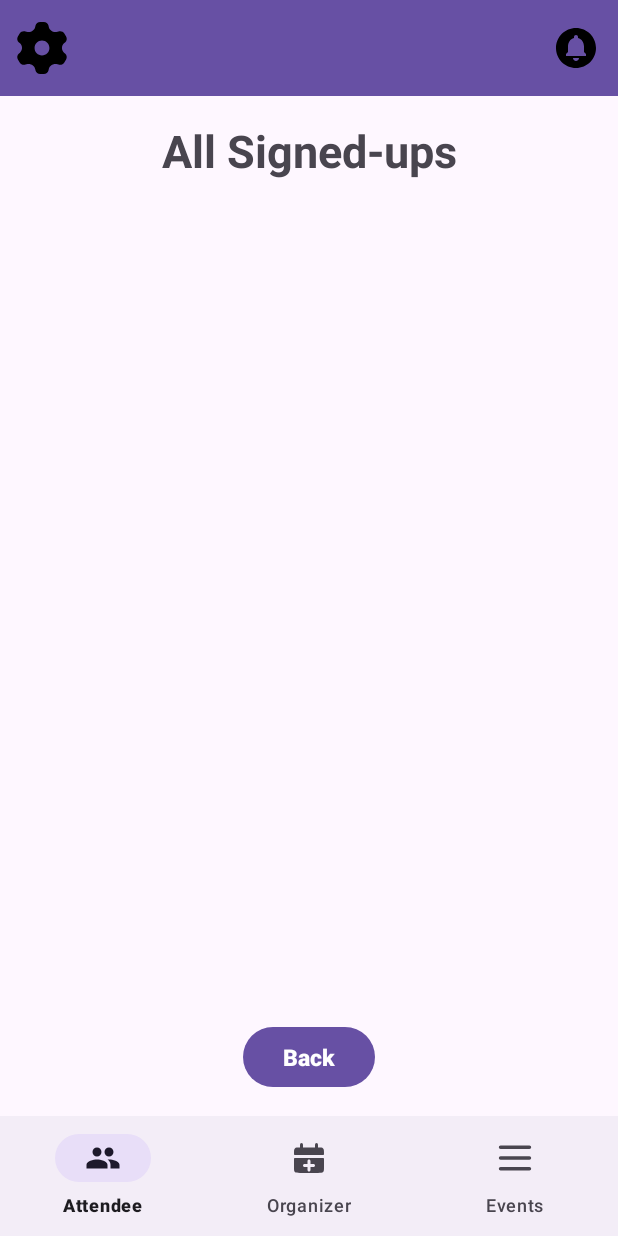
After one commit to Team4GPA/SeQR, an Android app: the fragment SignUpsFragment placed in its activity, on a phone screen of 412 x 824 dp. The commit adds this screen. Run offline under Robolectric (Android 15) with nearby library versions, the phone set to English and light mode, and no system bars; our stand-ins replace Firebase (no records; nobody signed in at launch, a user with empty details on screens opened directly), Picasso; pictures from the network do not load.

Commit message:
added the SignUp fragments, created a query to get all signUps for an event and a baseXML for the fragment

```diff
--- a/SeQR/app/src/main/java/com/example/seqr/EventManagementFragment.java
+++ b/SeQR/app/src/main/java/com/example/seqr/EventManagementFragment.java
@@ -24,6 +24,7 @@ public class EventManagementFragment extends Fragment {
     private Button cQRButton;
     private Button pQRButton;
     private Button eManagementBackButton;
+    private Button viewSignUpsButton;
 
     /**
      *
@@ -47,6 +48,7 @@ public class EventManagementFragment extends Fragment {
         cQRButton = view.findViewById(R.id.CQRButton);
         pQRButton = view.findViewById(R.id.PQRButton);
         eManagementBackButton = view.findViewById(R.id.EManagementBackButton);
+        viewSignUpsButton =  view.findViewById(R.id.SignedUpButton);
 
         Bundle bundle = getArguments();
         assert bundle != null;
@@ -66,6 +68,7 @@ public class EventManagementFragment extends Fragment {
         setcQRButtonListener(bundle);
         setpQRButton(bundle);
         seteManagementBackButton();
+        setViewSignUpsButton(bundle);
 
         return view;
     }
@@ -127,5 +130,23 @@ public class EventManagementFragment extends Fragment {
         });
     }
 
+    public void setViewSignUpsButton(Bundle bundle){
+        viewSignUpsButton.setOnClickListener(new View.OnClickListener() {
+            @Override
+            public void onClick(View v) {
+                SignUpsFragment signUpsFragment= new SignUpsFragment();
+                Bundle args = new Bundle();
+                args.putString("eventID",bundle.getString("eventID"));
+                signUpsFragment.setArguments(args);
+                getParentFragmentManager().beginTransaction()
+                        .replace(R.id.fragment_container, signUpsFragment)
+                        .addToBackStack(null)
+                        .commit();
+
+
+            }
+        });
+    }
+
 
 }
--- /dev/null
+++ b/SeQR/app/src/main/java/com/example/seqr/SignUpsFragment.java
@@ -0,0 +1,26 @@
+package com.example.seqr;
+
+import android.os.Bundle;
+
+import androidx.fragment.app.Fragment;
+
+import android.view.LayoutInflater;
+import android.view.View;
+import android.view.ViewGroup;
+
+
+public class SignUpsFragment extends Fragment {
+
+
+
+    @Override
+    public View onCreateView(LayoutInflater inflater, ViewGroup container,
+                             Bundle savedInstanceState) {
+        // Inflate the layout for this fragment
+        View view = inflater.inflate(R.layout.fragment_sign_ups, container, false);
+
+
+
+        return view;
+    }
+}
--- a/SeQR/app/src/main/java/com/example/seqr/controllers/EventController.java
+++ b/SeQR/app/src/main/java/com/example/seqr/controllers/EventController.java
@@ -127,6 +127,12 @@ public class EventController {
                 });
     }
 
+    public void getEventSignUps(String eventID, OnCompleteListener<QuerySnapshot> onCompleteListener){
+        eventCollection.document(eventID).collection("signups")
+                .get()
+                .addOnCompleteListener(onCompleteListener);
+    }
+
 
 
 
--- /dev/null
+++ b/SeQR/app/src/main/res/layout/fragment_sign_ups.xml
@@ -0,0 +1,45 @@
+<?xml version="1.0" encoding="utf-8"?>
+<androidx.constraintlayout.widget.ConstraintLayout xmlns:android="http://schemas.android.com/apk/res/android"
+    xmlns:tools="http://schemas.android.com/tools"
+    android:layout_width="match_parent"
+    android:layout_height="match_parent"
+    xmlns:app="http://schemas.android.com/apk/res-auto">
+
+    <Button
+        android:id="@+id/signUps_back_button"
+        android:layout_width="wrap_content"
+        android:layout_height="wrap_content"
+        android:layout_margin="15dp"
+        android:text="Back"
+        android:textSize="15sp"
+        android:textStyle="bold"
+        app:layout_constraintBottom_toBottomOf="parent"
+        app:layout_constraintEnd_toEndOf="parent"
+        app:layout_constraintStart_toStartOf="parent"
+        app:layout_constraintTop_toBottomOf="@id/signUps_profiles"></Button>
+
+    <TextView
+        android:id="@+id/signUps_title"
+        android:layout_width="wrap_content"
+        android:layout_height="wrap_content"
+        android:paddingBottom="10dp"
+        android:text="All Signed-ups"
+        android:textSize="30sp"
+        android:textStyle="bold"
+        app:layout_constraintBottom_toBottomOf="parent"
+        app:layout_constraintLeft_toLeftOf="parent"
+        app:layout_constraintRight_toRightOf="parent"
+        app:layout_constraintTop_toTopOf="parent"
+        app:layout_constraintVertical_bias=".025"></TextView>
+
+    <androidx.recyclerview.widget.RecyclerView
+        android:id="@+id/signUps_profiles"
+        android:layout_width="0dp"
+        android:layout_height="0dp"
+        android:layout_margin="15sp"
+        android:padding="10sp"
+        app:layout_constraintBottom_toTopOf="@+id/signUps_back_button"
+        app:layout_constraintLeft_toLeftOf="parent"
+        app:layout_constraintRight_toRightOf="parent"
+        app:layout_constraintTop_toBottomOf="@+id/signUps_title"></androidx.recyclerview.widget.RecyclerView>
+</androidx.constraintlayout.widget.ConstraintLayout>
```
